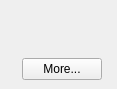
Qt form src/lib/other/siteinfowidget.ui (KDE/falkon) before a commit.
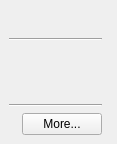
The same form after that commit.

Commit message: SiteInfoWidget: Add site name header

What changed in the file:
```diff
--- a/src/lib/other/siteinfowidget.ui
+++ b/src/lib/other/siteinfowidget.ui
@@ -7,7 +7,7 @@
     <x>0</x>
     <y>0</y>
     <width>117</width>
-    <height>89</height>
+    <height>144</height>
    </rect>
   </property>
   <property name="sizePolicy">
@@ -29,35 +29,7 @@
       <property name="rightMargin">
        <number>15</number>
       </property>
-      <item row="0" column="0">
-       <widget class="QLabel" name="secureIcon">
-        <property name="text">
-         <string/>
-        </property>
-       </widget>
-      </item>
-      <item row="0" column="1" colspan="2">
-       <widget class="QLabel" name="secureLabel">
-        <property name="text">
-         <string/>
-        </property>
-       </widget>
-      </item>
-      <item row="1" column="0">
-       <widget class="QLabel" name="historyIcon">
-        <property name="text">
-         <string/>
-        </property>
-       </widget>
-      </item>
-      <item row="1" column="1" colspan="2">
-       <widget class="QLabel" name="historyLabel">
-        <property name="text">
-         <string/>
-        </property>
-       </widget>
-      </item>
-      <item row="2" column="0" colspan="3">
+      <item row="5" column="0" colspan="3">
        <layout class="QHBoxLayout" name="horizontalLayout_2">
         <property name="spacing">
          <number>6</number>
@@ -93,6 +65,55 @@
         </item>
        </layout>
       </item>
+      <item row="2" column="0">
+       <widget class="QLabel" name="secureIcon">
+        <property name="text">
+         <string/>
+        </property>
+       </widget>
+      </item>
+      <item row="2" column="1" colspan="2">
+       <widget class="QLabel" name="secureLabel">
+        <property name="text">
+         <string/>
+        </property>
+       </widget>
+      </item>
+      <item row="3" column="1" colspan="2">
+       <widget class="QLabel" name="historyLabel">
+        <property name="text">
+         <string/>
+        </property>
+       </widget>
+      </item>
+      <item row="0" column="0" colspan="3">
+       <widget class="QLabel" name="titleLabel">
+        <property name="alignment">
+         <set>Qt::AlignCenter</set>
+        </property>
+       </widget>
+      </item>
+      <item row="4" column="0" colspan="3">
+       <widget class="Line" name="line">
+        <property name="orientation">
+         <enum>Qt::Horizontal</enum>
+        </property>
+       </widget>
+      </item>
+      <item row="3" column="0">
+       <widget class="QLabel" name="historyIcon">
+        <property name="text">
+         <string/>
+        </property>
+       </widget>
+      </item>
+      <item row="1" column="0" colspan="3">
+       <widget class="Line" name="line_2">
+        <property name="orientation">
+         <enum>Qt::Horizontal</enum>
+        </property>
+       </widget>
+      </item>
      </layout>
     </widget>
    </item>
```
Left out of the diff: 11 changed lines with no effect on the pictures. The commit also changes 1 other file.
